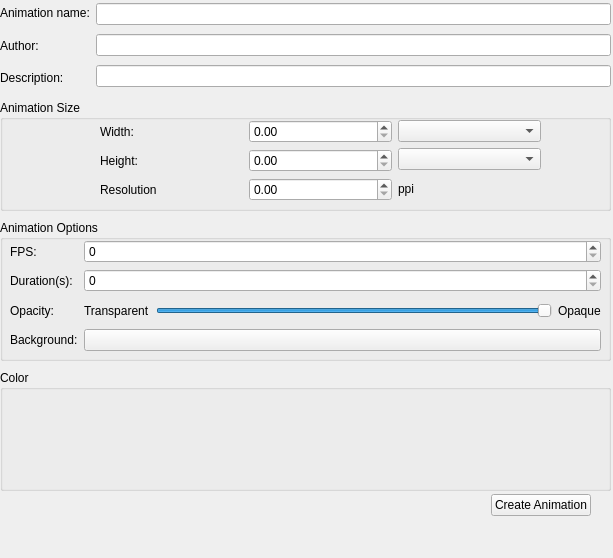
Old version of the form krita/ui/forms/wdganimationselector.ui in the repository KDE/krita.
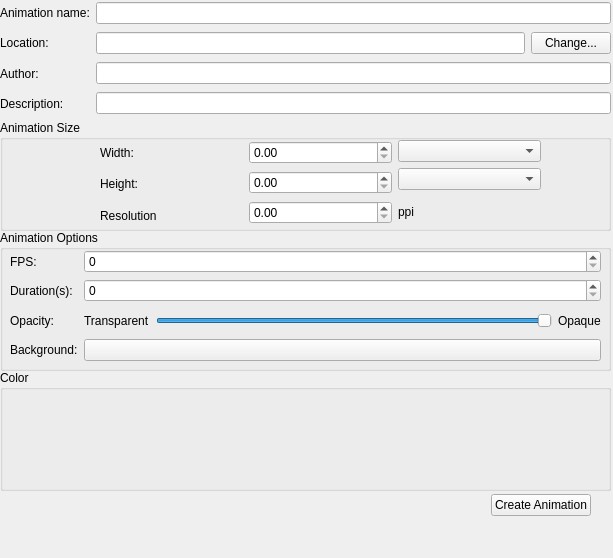
New version of the form. Custom widgets are drawn as their Qt base class.

Commit message: Add option to change the animation storage location

```diff
--- a/krita/ui/forms/wdganimationselector.ui
+++ b/krita/ui/forms/wdganimationselector.ui
@@ -19,7 +19,7 @@
      <x>0</x>
      <y>0</y>
      <width>611</width>
-     <height>91</height>
+     <height>116</height>
     </rect>
    </property>
    <layout class="QHBoxLayout" name="horizontalLayout_12">
@@ -32,6 +32,13 @@
         </property>
        </widget>
       </item>
+      <item>
+       <widget class="QLabel" name="lblLocation">
+        <property name="text">
+         <string>Location:</string>
+        </property>
+       </widget>
+      </item>
       <item>
        <widget class="QLabel" name="lblAuthor">
         <property name="text">
@@ -56,6 +63,20 @@
       <item>
        <widget class="QLineEdit" name="txtAnimationName"/>
       </item>
+      <item>
+       <layout class="QHBoxLayout" name="horizontalLayout_3">
+        <item>
+         <widget class="QLineEdit" name="txtLocation"/>
+        </item>
+        <item>
+         <widget class="QPushButton" name="locationButton">
+          <property name="text">
+           <string>Change...</string>
+          </property>
+         </widget>
+        </item>
+       </layout>
+      </item>
       <item>
        <widget class="QLineEdit" name="txtAuthor"/>
       </item>
@@ -70,7 +91,7 @@
    <property name="geometry">
     <rect>
      <x>0</x>
-     <y>100</y>
+     <y>120</y>
      <width>611</width>
      <height>111</height>
     </rect>
@@ -84,7 +105,7 @@
       <x>100</x>
       <y>20</y>
       <width>441</width>
-      <height>81</height>
+      <height>88</height>
      </rect>
     </property>
     <layout class="QHBoxLayout" name="horizontalLayout_13">
@@ -162,7 +183,7 @@
    <property name="geometry">
     <rect>
      <x>0</x>
-     <y>220</y>
+     <y>230</y>
      <width>611</width>
      <height>141</height>
     </rect>
```
The commit also changes 5 other files.
